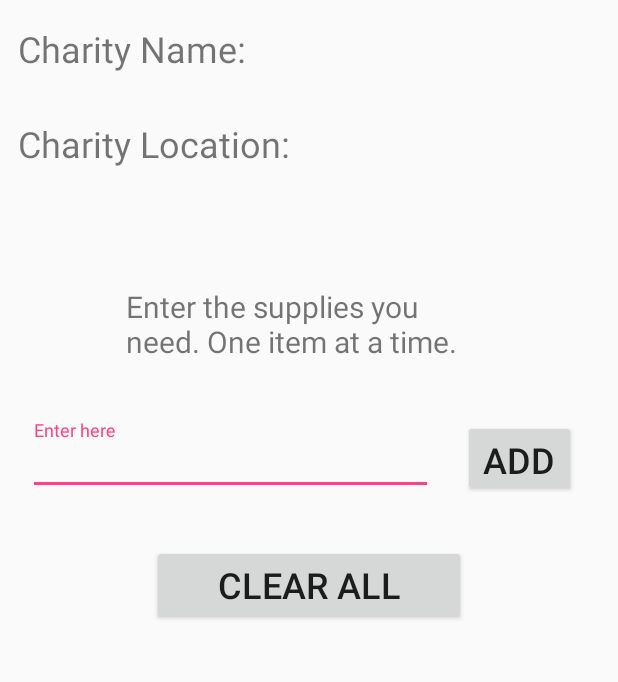
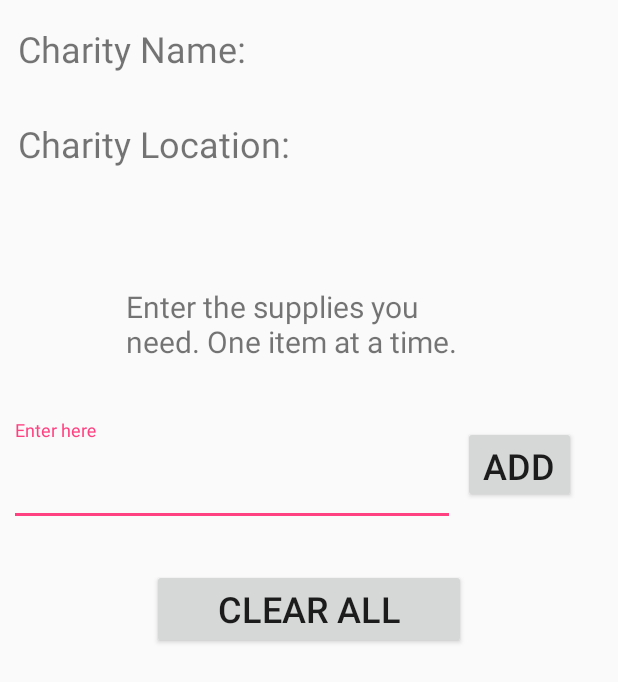
Before and after one commit to BlueAxolotl/DisasterDeputy, an Android app: the layout activity_charity_input.xml on its own in the app's theme, with its tools: preview values and no code run, on a phone screen of 412 x 824 dp. Shown: the top 682 px of the screen. Run offline under Robolectric (Android 15) with nearby library versions, the phone set to English and light mode, and no system bars.

Commit message:
Merge branch 'master' of /Users/victoriabowen/AndroidStudioProjects/DisasterDeputy with conflicts.

```diff
--- a/app/build.gradle
+++ b/app/build.gradle
@@ -28,7 +28,3 @@ dependencies {
     androidTestImplementation 'com.android.support.test.espresso:espresso-core:3.0.1'
     implementation 'com.android.support:design:26.1.0'
 }
-
-
-
-apply plugin: 'com.google.gms.google-services'
--- a/app/src/main/java/com/example/pranay/disasterdeputy/MainActivity.java
+++ b/app/src/main/java/com/example/pranay/disasterdeputy/MainActivity.java
@@ -51,8 +51,8 @@ public class MainActivity extends AppCompatActivity {
             Log.e("MainActivity", "Error reading data on line" + line);
 
         }
-        CharityList cl=new CharityList();
-        cl=aController.getData();
+
+       CharityList cl=aController.getData();
         ArrayList<Charity> charitiesObjects= new ArrayList<Charity>();
         charitiesObjects=cl.getCharityList();
         for(int i=0; i<charitiesObjects.size(); i++) {
--- a/app/src/main/res/layout/activity_charity_input.xml
+++ b/app/src/main/res/layout/activity_charity_input.xml
@@ -54,6 +54,8 @@
         android:layout_marginLeft="28dp"
         android:layout_marginRight="8dp"
         android:layout_marginStart="28dp"
+        android:focusableInTouchMode="@bool/listPlacement1"
+        android:isScrollContainer="@bool/listPlacement2"
         app:layout_constraintBottom_toBottomOf="parent"
         app:layout_constraintEnd_toEndOf="parent"
         app:layout_constraintHorizontal_bias="0.441"
@@ -61,8 +63,8 @@
 
     <android.support.design.widget.TextInputLayout
         android:id="@+id/supplyinput"
-        android:layout_width="272dp"
-        android:layout_height="55dp"
+        android:layout_width="297dp"
+        android:layout_height="71dp"
         android:layout_marginEnd="8dp"
         android:layout_marginLeft="8dp"
         android:layout_marginRight="8dp"
@@ -74,8 +76,8 @@
         app:layout_constraintTop_toBottomOf="@+id/supplyRequest">
 
         <android.support.design.widget.TextInputEditText
-            android:layout_width="270dp"
-            android:layout_height="39dp"
+            android:layout_width="match_parent"
+            android:layout_height="60dp"
             android:hint="Enter here"
             android:textSize="20sp" />
     </android.support.design.widget.TextInputLayout>
--- a/app/src/main/res/layout/activity_donor_searcher.xml
+++ b/app/src/main/res/layout/activity_donor_searcher.xml
@@ -106,7 +106,6 @@
 
     <ListView
         android:id="@+id/UserCharityList"
-        style="@style/UserCharityList"
         android:layout_width="584dp"
         android:layout_height="790dp"
         android:layout_marginBottom="16dp"
--- a/app/src/main/res/values/styles.xml
+++ b/app/src/main/res/values/styles.xml
@@ -8,13 +8,9 @@
         <item name="colorAccent">@color/colorAccent</item>
     </style>
 
-    <style name="UserLocationButton"></style>
+
 
     <style name="LocationUserButton">Enter</style>
-
-
-
-    <style name="UserCharityList"></style>
 
     <style name="AddSupply">ADD</style>
 
```
